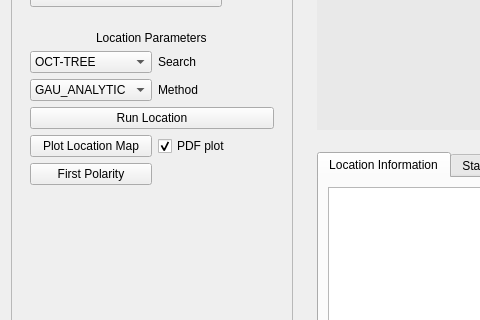
This is isp/resources/designer_uis/EarthquakeLocationFrame.ui in ProjectISP/ISP as Qt 5 draws it before an edit; both pictures show x 0 to 480 and y 447 to 767 of the 1121 by 859 pixel window. The edited form follows.
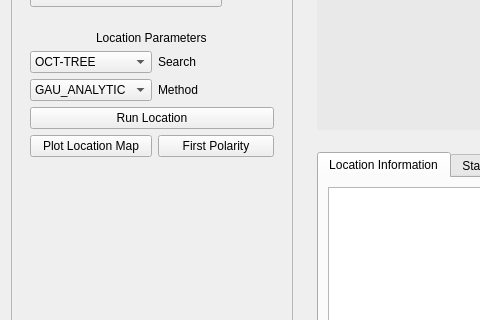
This is the edited form.

What changed in the file:
```diff
--- a/isp/resources/designer_uis/EarthquakeLocationFrame.ui
+++ b/isp/resources/designer_uis/EarthquakeLocationFrame.ui
@@ -556,23 +556,13 @@
            </property>
           </widget>
          </item>
-         <item row="5" column="0">
+         <item row="4" column="1">
           <widget class="QPushButton" name="firstpolarityBtn">
            <property name="text">
             <string>First Polarity</string>
            </property>
           </widget>
          </item>
-         <item row="4" column="1">
-          <widget class="QCheckBox" name="pdfCB">
-           <property name="text">
-            <string>PDF plot</string>
-           </property>
-           <property name="checked">
-            <bool>true</bool>
-           </property>
-          </widget>
-         </item>
         </layout>
        </widget>
       </item>
```
